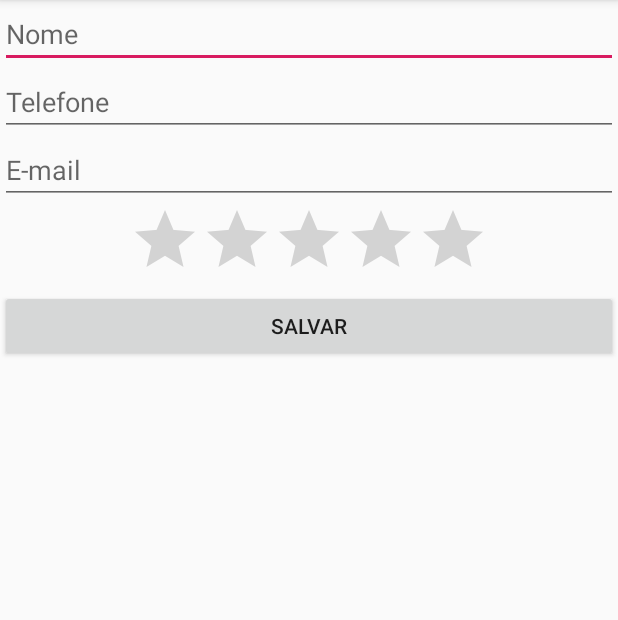
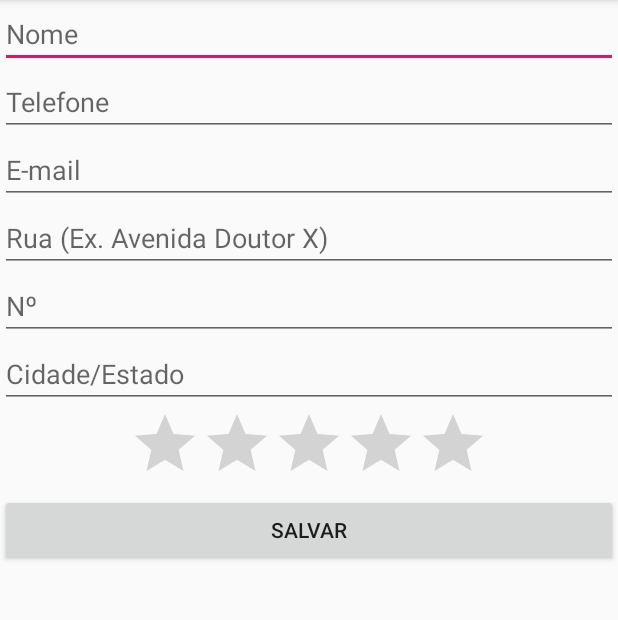
Before and after one commit to arizoide/AgendaSenacAraraquara, an Android app: the ContatoActivity screen opened directly, with no data from a screen before it, on a phone screen of 412 x 824 dp, the part 84-704 px from its top. Run offline under Robolectric (Android 15) with nearby library versions, the phone set to English and light mode, and no system bars.

Commit message:
Salvando Contato no BD

```diff
--- a/app/src/main/AndroidManifest.xml
+++ b/app/src/main/AndroidManifest.xml
@@ -9,14 +9,14 @@
         android:roundIcon="@mipmap/ic_launcher_round"
         android:supportsRtl="true"
         android:theme="@style/AppTheme">
-        <activity android:name=".MainActivity">
+        <activity android:name=".activities.MainActivity">
             <intent-filter>
                 <action android:name="android.intent.action.MAIN" />
 
                 <category android:name="android.intent.category.LAUNCHER" />
             </intent-filter>
         </activity>
-        <activity android:name=".ContatoActivity"></activity>
+        <activity android:name=".activities.ContatoActivity"></activity>
     </application>
 
 </manifest>
--- a/app/src/main/java/arithomazini/senac/br/agendasenacararaquara/MainActivity.java
+++ b/app/src/main/java/arithomazini/senac/br/agendasenacararaquara/activities/MainActivity.java
@@ -1,4 +1,4 @@
-package arithomazini.senac.br.agendasenacararaquara;
+package arithomazini.senac.br.agendasenacararaquara.activities;
 
 import android.content.Intent;
 import android.support.v7.app.AppCompatActivity;
@@ -7,6 +7,8 @@ import android.view.View;
 import android.widget.ArrayAdapter;
 import android.widget.Button;
 import android.widget.ListView;
+
+import arithomazini.senac.br.agendasenacararaquara.R;
 
 public class MainActivity extends AppCompatActivity {
 
--- a/app/src/main/res/layout/activity_contato.xml
+++ b/app/src/main/res/layout/activity_contato.xml
@@ -4,21 +4,21 @@
     xmlns:tools="http://schemas.android.com/tools"
     android:layout_width="match_parent"
     android:layout_height="match_parent"
-    tools:context=".ContatoActivity"
-    android:orientation="vertical">
+    android:orientation="vertical"
+    tools:context=".activities.ContatoActivity">
 
 
     <EditText
         android:id="@+id/nomeEditText"
         android:layout_width="match_parent"
         android:layout_height="wrap_content"
-        android:hint="Nome"/>
+        android:hint="Nome" />
 
     <EditText
         android:id="@+id/telefoneEditText"
         android:layout_width="match_parent"
         android:layout_height="wrap_content"
-        android:hint="Telefone"/>
+        android:hint="Telefone" />
 
     <EditText
         android:id="@+id/emailEditText"
@@ -26,13 +26,37 @@
         android:layout_height="wrap_content"
         android:hint="E-mail" />
 
+    <EditText
+        android:id="@+id/ruaEditText"
+        android:layout_width="match_parent"
+        android:layout_height="wrap_content"
+        android:ems="10"
+        android:inputType="textPersonName"
+        android:hint="Rua (Ex. Avenida Doutor X)" />
+
+    <EditText
+        android:id="@+id/numeroEditText"
+        android:layout_width="match_parent"
+        android:layout_height="wrap_content"
+        android:ems="10"
+        android:inputType="textPersonName"
+        android:hint="Nº" />
+
+    <EditText
+        android:id="@+id/cidadeEstadoEditText"
+        android:layout_width="match_parent"
+        android:layout_height="wrap_content"
+        android:ems="10"
+        android:inputType="textPersonName"
+        android:hint="Cidade/Estado" />
+
     <RatingBar
         android:id="@+id/pontuacaoRatingBar"
         android:layout_width="wrap_content"
         android:layout_height="wrap_content"
-        android:numStars="5"
+        android:layout_gravity="center"
         android:max="10"
-        android:layout_gravity="center" />
+        android:numStars="5" />
 
     <Button
         android:id="@+id/salvarContatoButton"
--- a/app/src/main/res/layout/activity_main.xml
+++ b/app/src/main/res/layout/activity_main.xml
@@ -4,7 +4,7 @@
     xmlns:tools="http://schemas.android.com/tools"
     android:layout_width="match_parent"
     android:layout_height="match_parent"
-    tools:context=".MainActivity"
+    tools:context=".activities.MainActivity"
     android:orientation="vertical">
 
     <ListView
```
Also changed, not shown: app/src/main/java/arithomazini/senac/br/agendasenacararaquara/activities/ContatoActivity.java (renamed from app/src/main/java/arithomazini/senac/br/agendasenacararaquara/ContatoActivity.java, +25 -10 lines), app/src/main/java/arithomazini/senac/br/agendasenacararaquara/dao/ContatoDAO.java (added, +30 -0 lines), app/src/main/java/arithomazini/senac/br/agendasenacararaquara/dao/SQLiteHelper.java (added, +32 -0 lines), app/src/main/java/arithomazini/senac/br/agendasenacararaquara/model/ContatoEntity.java (added, +57 -0 lines), app/src/main/java/arithomazini/senac/br/agendasenacararaquara/model/EnderecoEntity.java (added, +47 -0 lines).
